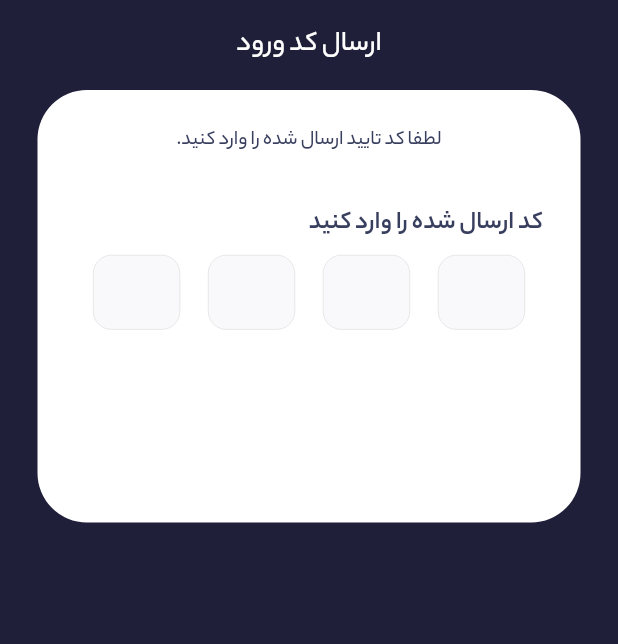
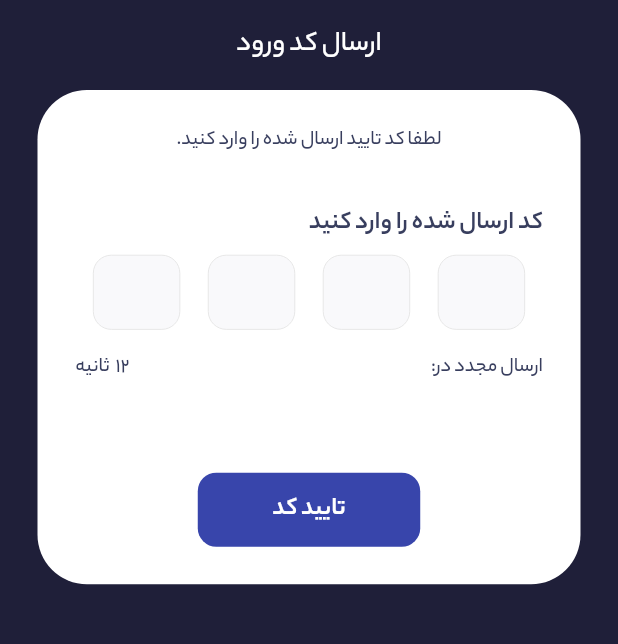
Before and after one commit to mohammad-dehghanifard/flutter_house_reservation, a Flutter app: the AuthPage screen opened directly, on a phone screen of 412 x 824 dp, the part 163-807 px from its top. Run offline on Flutter 3.47's test engine with Material 3 defaults, Android fonts, the phone set to English and light mode, and no system bars; drawn by our look-alikes of flutter_otp_text_field; our stand-ins replace flutter_svg, get, loading_animation_widget, sizer.

Commit message:
impl CustomTextButton custom widget

```diff
--- a/lib/helpers/constants/app_strings.dart
+++ b/lib/helpers/constants/app_strings.dart
@@ -9,7 +9,8 @@ class AppStrings {
   static const acceptOtpCode = 'تایید کد';
   static const inputAcceptOtpCode = 'کد ارسال شده را وارد کنید';
   static const inputOtpCodeMessage = 'لطفا کد تایید ارسال شده را وارد کنید.';
-  static const resendCode = 'ارسال مجدد در: ';
+  static const resendCodeMessage = 'ارسال مجدد در: ';
+  static const resendCode = 'ارسال مجدد ';
   static const lestGo = 'بزن بریم!';
   static const previous = 'قبلی';
   static const sendSmsMessage = 'لظفا شماره تلفن خود را جهت دریافت کد تایید وارد کنید.';
--- a/lib/modules/auth/pages/auth_page.dart
+++ b/lib/modules/auth/pages/auth_page.dart
@@ -2,9 +2,10 @@ import 'package:flutter/material.dart';
 import 'package:flutter_house_reservation/helpers/constants/app_colors.dart';
 import 'package:flutter_house_reservation/helpers/constants/app_strings.dart';
 import 'package:flutter_house_reservation/helpers/constants/assets.dart';
+import 'package:flutter_house_reservation/helpers/widgets/custom_button_widget.dart';
+import 'package:flutter_house_reservation/helpers/widgets/custom_text_button.dart';
+import 'package:flutter_house_reservation/modules/auth/controllers/auth_controller.dart';
 import 'package:flutter_house_reservation/modules/auth/widgets/otp_text_field_widget.dart';
-import 'package:flutter_house_reservation/modules/auth/widgets/send_otp_widget.dart';
-import 'package:flutter_otp_text_field/flutter_otp_text_field.dart';
 import 'package:flutter_svg/flutter_svg.dart';
 import 'package:get/get.dart';
 import 'package:sizer/sizer.dart';
@@ -18,7 +19,10 @@ class AuthPage extends StatelessWidget {
       resizeToAvoidBottomInset: false,
       backgroundColor: AppColors.darkScaffoldBackGroundColor,
       body: SafeArea(
-        child: Stack(
+        child: GetBuilder<AuthController>(
+          init: AuthController(),
+          builder: (buildController) {
+            return Stack(
               alignment: Alignment.center,
               children: [
                 // content
@@ -34,7 +38,7 @@ class AuthPage extends StatelessWidget {
                         margin: EdgeInsets.only(top: 2.h),
                         padding: const EdgeInsets.all(25.0),
                         width: double.infinity,
-                    height: 35.h,
+                        height: 40.h,
                         decoration: BoxDecoration(
                           color: AppColors.white,
                           borderRadius: BorderRadius.circular(4.h)
@@ -43,7 +47,21 @@ class AuthPage extends StatelessWidget {
                           children: [
                             Text(AppStrings.inputOtpCodeMessage,style: context.textTheme.bodySmall),
                             SizedBox(height: 4.h),
-                        OtpTextFieldWidget()
+                            const OtpTextFieldWidget(),
+                            SizedBox(height: 2.h),
+                            // timer
+                            Row(
+                              mainAxisAlignment: MainAxisAlignment.spaceBetween,
+                              children: [
+                                Text(AppStrings.resendCodeMessage,style: context.textTheme.bodySmall),
+                                if(buildController.resendOtpTime > 0)
+                                Text("${buildController.resendOtpTime}  ثانیه",style: context.textTheme.bodySmall),
+                                if(buildController.resendOtpTime == 0)
+                                 CustomTextButton(onTap: () => buildController.resetTimer(),text: AppStrings.resendCode)
+                              ],
+                            ),
+                            const Spacer(),
+                            CustomButtonWidget(onTap: () {buildController.startTimer();}, text: AppStrings.acceptOtpCode)
                           ],
                         ),
                       )
@@ -60,6 +78,8 @@ class AuthPage extends StatelessWidget {
                         child: Image.asset(Assets.city))
                 )
               ],
+            );
+          }
         ),
       ),
     );
```
Also changed, not shown: lib/helpers/widgets/custom_text_button.dart (added, +16 -0 lines), lib/modules/auth/controllers/auth_controller.dart (+32 -2 lines). Lines whose indentation alone changed are shown as unchanged.
